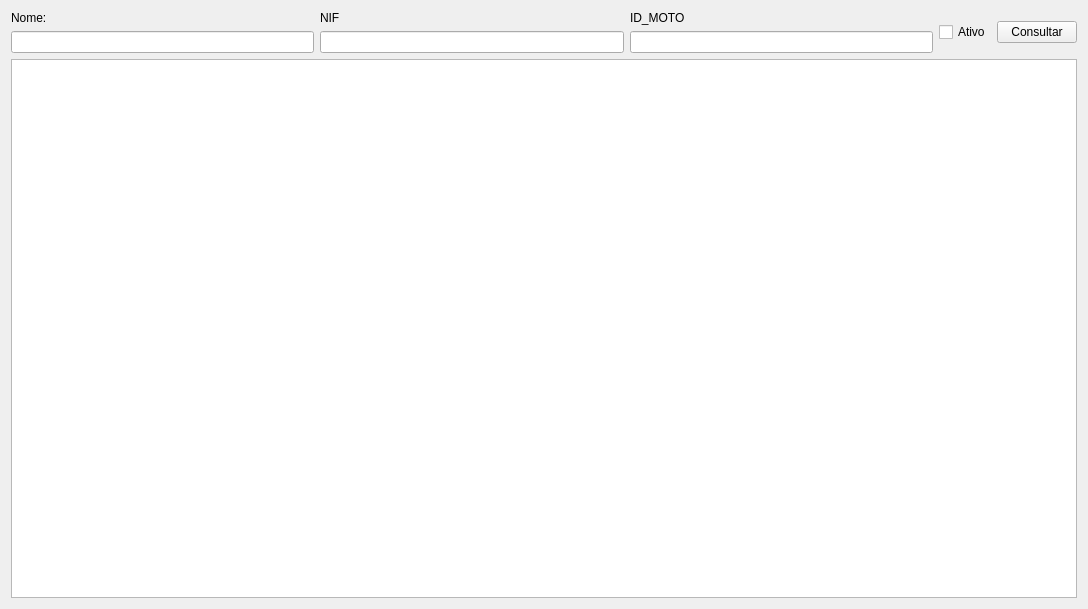
Before: the Qt Designer form APP/queryclientes.ui in diegosou4/Moto_Rent, drawn with Qt 5.
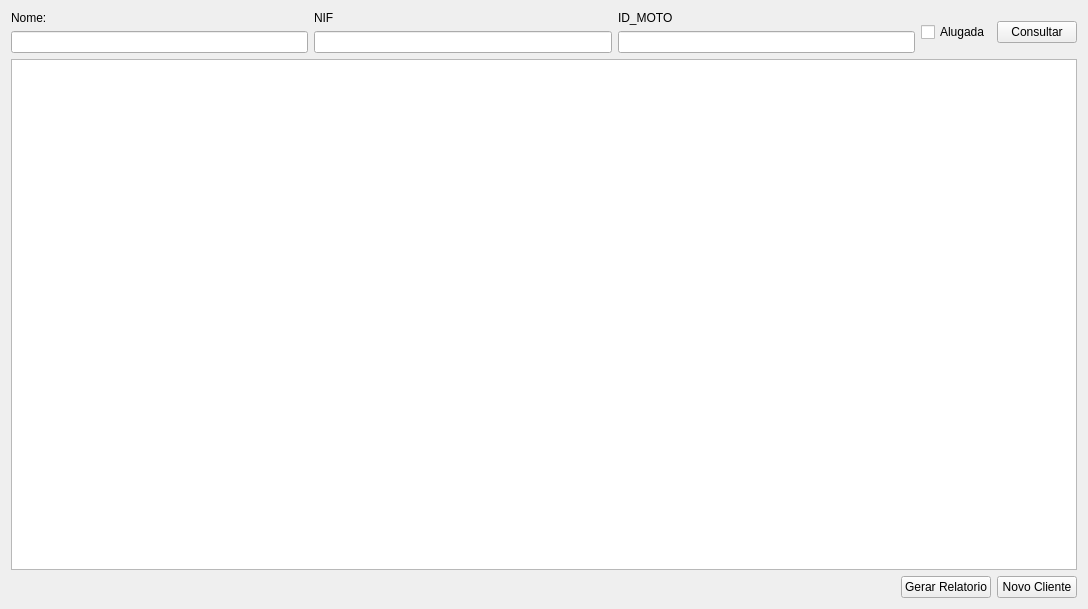
After: the same form once the commit is applied.

Commit message: Criando tela de criacao de cliente e criando funcoes para criar o cliente

What changed in the file:
```diff
--- a/APP/queryclientes.ui
+++ b/APP/queryclientes.ui
@@ -61,7 +61,7 @@
      <item>
       <widget class="QCheckBox" name="check_ative">
        <property name="text">
-        <string>Ativo</string>
+        <string>Alugada</string>
        </property>
       </widget>
      </item>
@@ -77,6 +77,37 @@
    <item row="1" column="0">
     <widget class="QTableWidget" name="tableWidget"/>
    </item>
+   <item row="2" column="0">
+    <layout class="QHBoxLayout" name="horizontalLayout_2">
+     <item>
+      <spacer name="horizontalSpacer">
+       <property name="orientation">
+        <enum>Qt::Horizontal</enum>
+       </property>
+       <property name="sizeHint" stdset="0">
+        <size>
+         <width>37</width>
+         <height>17</height>
+        </size>
+       </property>
+      </spacer>
+     </item>
+     <item>
+      <widget class="QPushButton" name="btn_report">
+       <property name="text">
+        <string>Gerar Relatorio</string>
+       </property>
+      </widget>
+     </item>
+     <item>
+      <widget class="QPushButton" name="btn_newclient">
+       <property name="text">
+        <string>Novo Cliente</string>
+       </property>
+      </widget>
+     </item>
+    </layout>
+   </item>
   </layout>
  </widget>
  <resources/>
```
Left out of the diff: 6 changed lines with no effect on the pictures. The commit also changes 14 other files.
